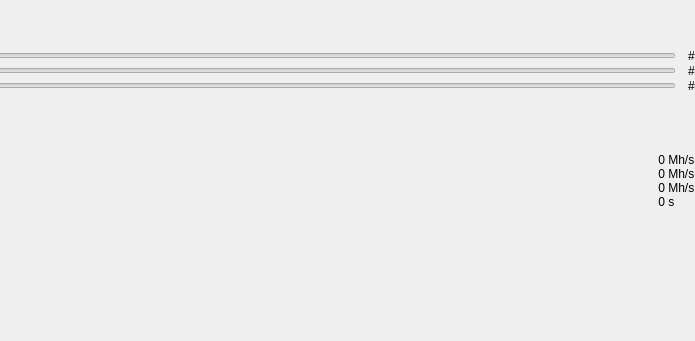
Qt form src/qt/forms/miningaccountdialog.ui (frozenflux3/munt-official) before a commit; both pictures show x 406 to 1101 and y 0 to 341 of the 1101 by 503 pixel window.
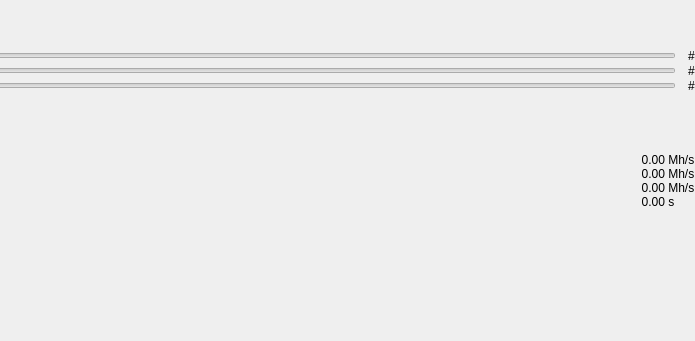
The same form after that commit. Custom widgets are drawn as their Qt base class.

Commit message: UI: Very minor cleanup to mining stats display

The edit to the form file:
```diff
--- a/src/qt/forms/miningaccountdialog.ui
+++ b/src/qt/forms/miningaccountdialog.ui
@@ -377,7 +377,7 @@
              <item row="2" column="1">
               <widget class="QLabel" name="labelBestMiningSpeed">
                <property name="text">
-                <string notr="true">0</string>
+                <string notr="true">0.00</string>
                </property>
                <property name="alignment">
                 <set>Qt::AlignRight|Qt::AlignTrailing|Qt::AlignVCenter</set>
@@ -387,7 +387,7 @@
              <item row="3" column="1">
               <widget class="QLabel" name="labelLastArenaSetupTime">
                <property name="text">
-                <string notr="true">0</string>
+                <string notr="true">0.00</string>
                </property>
                <property name="alignment">
                 <set>Qt::AlignRight|Qt::AlignTrailing|Qt::AlignVCenter</set>
@@ -411,7 +411,7 @@
              <item row="0" column="1">
               <widget class="QLabel" name="labelLastMiningSpeed">
                <property name="text">
-                <string notr="true">0</string>
+                <string notr="true">0.00</string>
                </property>
                <property name="alignment">
                 <set>Qt::AlignRight|Qt::AlignTrailing|Qt::AlignVCenter</set>
@@ -428,7 +428,7 @@
              <item row="1" column="1">
               <widget class="QLabel" name="labelAverageMiningSpeed">
                <property name="text">
-                <string notr="true">0</string>
+                <string notr="true">0.00</string>
                </property>
                <property name="alignment">
                 <set>Qt::AlignRight|Qt::AlignTrailing|Qt::AlignVCenter</set>
```
The commit also changes 1 other file.
